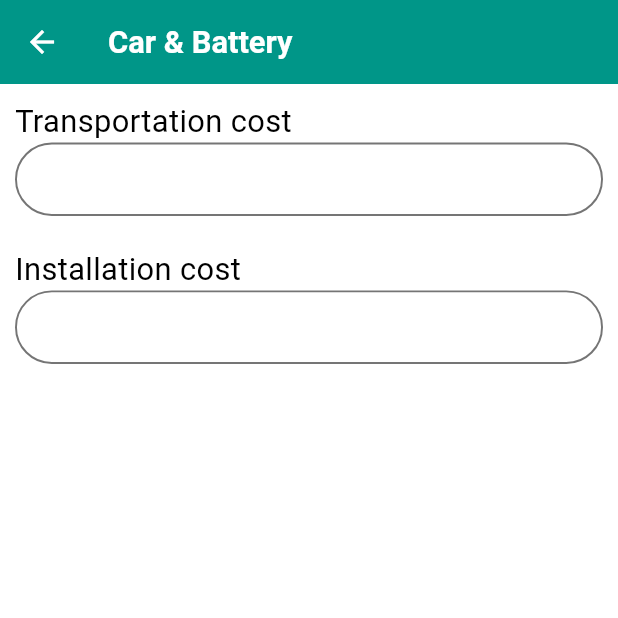
After one commit to IbrahimIG1/solar_app, a Flutter app: the CarBattrey screen opened by its route, on a phone screen of 412 x 824 dp, the top half of it. The commit adds this screen. Run offline on Flutter 3.47's test engine with Material 3 defaults, Android fonts, the phone set to English and light mode, and no system bars; our stand-ins replace firebase_core, flutter_bloc, flutter_screenutil, get_it, image_picker, open_file and 5 more; missing offline and left inert: outlined_text; accounts and stored records are empty.

Commit message:
- create car&battery screen ui

```diff
--- a/lib/core/routing/app_router.dart
+++ b/lib/core/routing/app_router.dart
@@ -7,6 +7,7 @@ import 'package:solar/features/home/screens/customer_base/customer_base.dart';
 import 'package:solar/features/home/screens/customer_screen/logic/cubit/customer_cubit.dart';
 import 'package:solar/features/home/screens/customer_screen/customer_screen.dart';
 import 'package:solar/features/home/screens/price_management/price_management.dart';
+import 'package:solar/features/home/screens/price_offers/screens/new_price_offers/screens/car_battrey.dart';
 import 'package:solar/features/home/screens/price_offers/screens/new_price_offers/screens/lighting_stations_categories/ui/categories_screen.dart';
 import 'package:solar/features/home/screens/price_offers/screens/new_price_offers/screens/lighting_stations_categories/ui/screens/categories_details/lighting_categories_calculation_form_screen.dart';
 import 'package:solar/features/home/screens/price_offers/screens/new_price_offers/screens/lighting_stations_categories/ui/screens/categories_details/logic/cubit/lighting_categories_calculation_cubit.dart';
@@ -79,6 +80,13 @@ class AppRouter {
             ),
           ),
         );
+      case Routes.carBatteryScreen:
+        return MaterialPageRoute(
+          builder: (_) => BlocProvider(
+            create: (context) => LightingCategoriesCalculationCubit(getIt()),
+            child: CarBattrey(),
+          ),
+        );
       //* Technical Offer
       case Routes.technicalOfferScreen:
         return MaterialPageRoute(
--- a/lib/core/routing/routes.dart
+++ b/lib/core/routing/routes.dart
@@ -13,6 +13,7 @@ class Routes {
       '/lightingStationsCategoriesScreen';
   static const String categoriesDetailsScreen = '/categoriesDetailsScreen';
   static const String customerFormScreen = '/customerFormScreen';
+  static const String carBatteryScreen = '/carBatteryScreen';
 
 
 
--- a/lib/features/home/screens/price_management/widgets/table_info.dart
+++ b/lib/features/home/screens/price_management/widgets/table_info.dart
@@ -25,7 +25,7 @@ class TableInfo extends StatelessWidget {
           buildTableCell("Type", isHeader: true),
           buildTableCell("Capacity", isHeader: true),
           buildTableCell("Price", isHeader: true),
-          buildTableCell("Icon", isHeader: true),
+          // buildTableCell("Icon", isHeader: true),
         ]),
         // Remaining 3 rows (data rows)
         for (int row = 1; row <= tableData.length; row++) tableData[row - 1]
--- /dev/null
+++ b/lib/features/home/screens/price_offers/screens/new_price_offers/screens/car_battrey.dart
@@ -0,0 +1,76 @@
+import 'package:flutter/material.dart';
+import 'package:flutter_bloc/flutter_bloc.dart';
+import 'package:solar/core/helper/extensions.dart';
+import 'package:solar/core/helper/spacing.dart';
+import 'package:solar/core/widgets/app_button.dart';
+import 'package:solar/features/home/screens/price_offers/screens/new_price_offers/screens/lighting_stations_categories/ui/screens/categories_details/logic/cubit/lighting_categories_calculation_cubit.dart';
+import 'package:solar/features/home/screens/price_offers/screens/new_price_offers/screens/lighting_stations_categories/ui/screens/categories_details/logic/cubit/lighting_categories_calculation_state.dart';
+import 'package:solar/features/home/screens/price_offers/screens/new_price_offers/screens/lighting_stations_categories/ui/screens/categories_details/widgets/text_and_text_field.dart';
+
+class CarBattrey extends StatelessWidget {
+  const CarBattrey({super.key});
+
+  @override
+  Widget build(BuildContext context) {
+    return BlocConsumer<LightingCategoriesCalculationCubit,
+        LightingCategoriesCalculationState>(
+      listener: (context, state) {},
+      builder: (context, state) {
+        var cubit = LightingCategoriesCalculationCubit.get(context);
+        final GlobalKey<FormState> formKey = cubit.formKey;
+        return Scaffold(
+          appBar: AppBar(
+            title: Text('Car & Battery'),
+          ),
+          body: SafeArea(
+            child: Form(
+              key: formKey,
+              child: Padding(
+                padding: const EdgeInsets.all(10.0),
+                child: Column(
+                  crossAxisAlignment: CrossAxisAlignment.start,
+                  children: [
+                    TextAndTextFeild(
+                      keboardType: TextInputType.number,
+                      // controller: cubit.priceController,
+                      validator: (value) {
+                        if (value.isNullOrEmpty()) {
+                          return "Please Enter the number";
+                        }
+                      },
+                      hintText: "",
+                      name: "Transportation cost",
+                    ),
+                    verticalSpace(20),
+                    TextAndTextFeild(
+                      keboardType: TextInputType.number,
+                      // controller: cubit.priceController,
+                      validator: (value) {
+                        if (value.isNullOrEmpty()) {
+                          return "Please Enter the number";
+                        }
+                      },
+                      hintText: "",
+                      name: "Installation cost",
+                    ),
+                    // verticalSpace(20),
+                    // Center(
+                    //   child: AppTextButton(
+                    //       text: 'Save',
+                    //       onpressed: () {
+                    //         if (formKey.currentState!.validate()) {
+                    //           // cubit.savePdfContent(data, context);
+                    //           print("ckiked");
+                    //         }
+                    //       }),
+                    // ),
+                  ],
+                ),
+              ),
+            ),
+          ),
+        );
+      },
+    );
+  }
+}
--- a/lib/features/home/screens/price_offers/screens/new_price_offers/screens/lighting_stations_categories/ui/screens/categories_details/logic/cubit/lighting_categories_calculation_cubit.dart
+++ b/lib/features/home/screens/price_offers/screens/new_price_offers/screens/lighting_stations_categories/ui/screens/categories_details/logic/cubit/lighting_categories_calculation_cubit.dart
@@ -125,8 +125,9 @@ class LightingCategoriesCalculationCubit
         addRowInTable(
             element['type'].toString(),
             element['capacity'].toString(),
-            element['price'].toString(),
-            element['name'].toString());
+            element['price'].toString()
+            // element['name'].toString()
+            );
       });
       emit(GetCategoriesDetailsSuccess());
     }, failure: (error) {
@@ -139,14 +140,14 @@ class LightingCategoriesCalculationCubit
     String name,
     String capacity,
     String price,
-    String icon,
+    // String icon,
   ) {
     //* this tableData has all data
     tableData.add(TableRow(children: [
       buildTableCell(name),
       buildTableCell(capacity),
       buildTableCell(price),
-      buildTableCell(icon),
+      // buildTableCell(icon),
     ]));
     emit(AddRowInTableSuccess());
   }
```
Also changed, not shown: lib/features/home/screens/price_management/widgets/dialog_add_items_pricing.dart (+12 -7 lines), lib/features/home/screens/price_offers/screens/new_price_offers/screens/lighting_stations_categories/ui/categories_screen.dart (+9 -4 lines).
